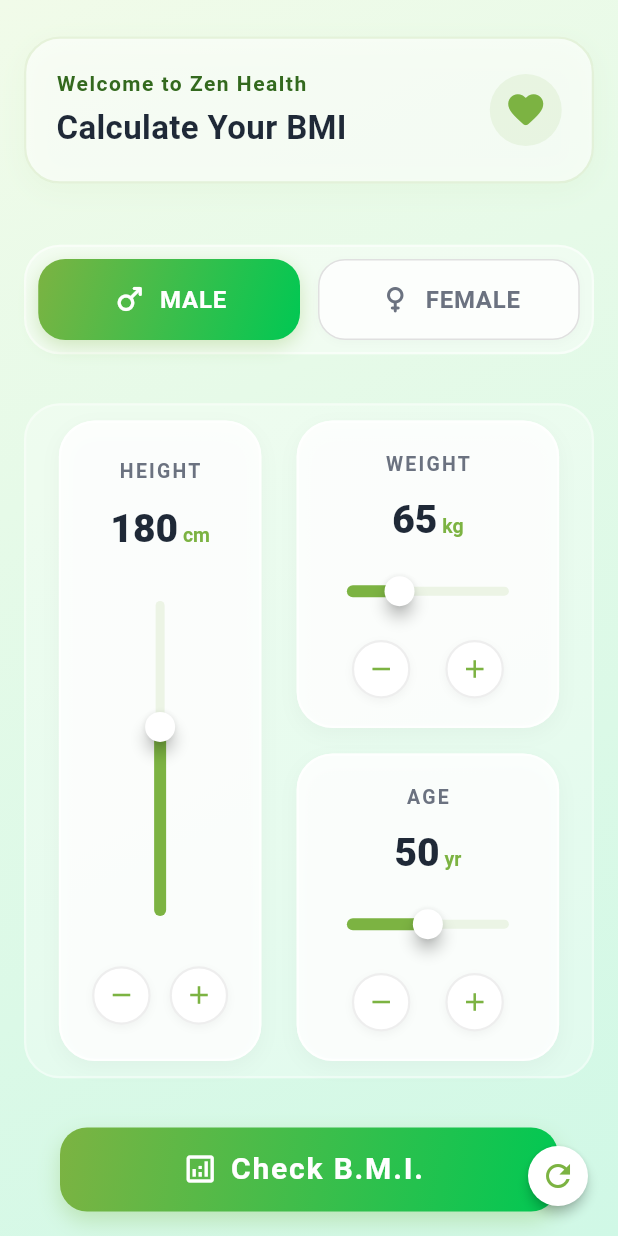
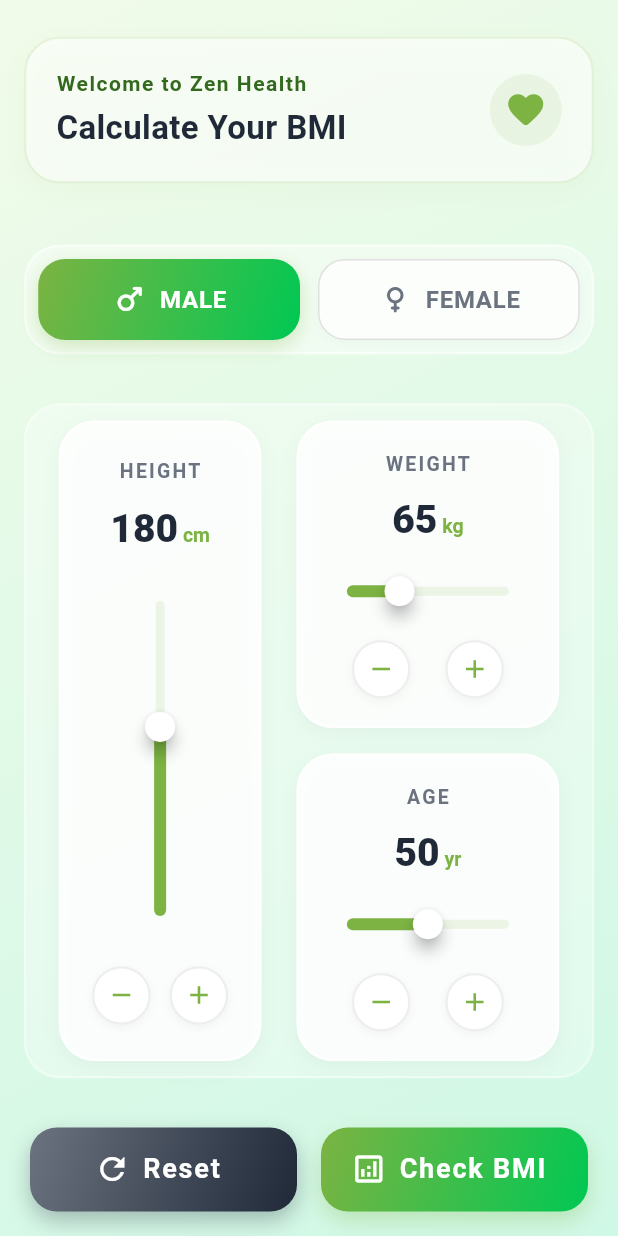
Before and after one commit to mrloknath/BMI-Calculator, a Flutter app: the screen it shows after launch, on a phone screen of 412 x 824 dp. Run offline on Flutter 3.47's test engine with Material 3 defaults, Android fonts, the phone set to English and light mode, and no system bars; our stand-ins replace cached_network_image; missing offline and left inert: animated_expandable_fab; network calls fail.

Commit message:
Add Reset button and refactor BMI action
Introduce a Reset button and refactor the single "Check B.M.I." control into a two-button row (Reset + Check BMI). Imported provider_age and provider_male_female, and the Reset button now resets providers to default values (height: 180, weight: 65, age: 50, male/female: "man"). Moved styling into containers for each button, adjusted gradients and sizes, changed the check label to "Check BMI", and removed the FloatingActionButton-based reset. These changes improve UX by providing an explicit reset action and cleaner button layout.

```diff
--- a/lib/screens/home.dart
+++ b/lib/screens/home.dart
@@ -4,6 +4,8 @@ import 'package:provider/provider.dart';
 import 'package:zen_health/constants/color_constants.dart';
 import '../provider/provider_height.dart';
 import '../provider/provider_weight.dart';
+import '../provider/provider_age.dart';
+import '../provider/provider_male_female.dart';
 import '../widget/age.dart';
 import '../widget/height.dart';
 import '../widget/male_female.dart';
@@ -153,11 +155,62 @@ class _HomeScreen extends State<HomeScreen>{
                 ),
               ),
 
-              // Check B.M.I. Button
-              Container(
+              // Reset and Check BMI Buttons
+              Padding(
+                padding: const EdgeInsets.symmetric(horizontal: 20.0),
+                child: Row(
+                  children: [
+                    // Reset Button
+                    Expanded(
+                      child: Container(
                         height: 56,
-                width: double.infinity,
-                margin: const EdgeInsets.symmetric(horizontal: 40),
+                        decoration: BoxDecoration(
+                          borderRadius: BorderRadius.circular(18),
+                          gradient: const LinearGradient(
+                            colors: [AppColors.textGrey, AppColors.textSlate],
+                            begin: Alignment.topLeft,
+                            end: Alignment.bottomRight,
+                          ),
+                          boxShadow: [
+                            BoxShadow(
+                              color: AppColors.textSlate.withOpacity(0.3),
+                              blurRadius: 12,
+                              offset: const Offset(0, 6),
+                            ),
+                          ],
+                        ),
+                        child: ElevatedButton.icon(
+                          onPressed: () {
+                            context.read<ProviderHeight>().changeHeight(180);
+                            context.read<ProviderWeight>().changeWeight(65);
+                            context.read<ProviderAge>().changeAge(50);
+                            context.read<ProviderMaleFemale>().changeMaleFemale("man");
+                          },
+                          style: ElevatedButton.styleFrom(
+                            backgroundColor: Colors.transparent,
+                            shadowColor: Colors.transparent,
+                            shape: RoundedRectangleBorder(
+                              borderRadius: BorderRadius.circular(18),
+                            ),
+                          ),
+                          icon: const Icon(Icons.refresh, color: Colors.white, size: 24),
+                          label: const Text(
+                            "Reset",
+                            style: TextStyle(
+                              fontSize: 18,
+                              color: Colors.white,
+                              fontWeight: FontWeight.bold,
+                              letterSpacing: 1.2,
+                            ),
+                          ),
+                        ),
+                      ),
+                    ),
+                    const SizedBox(width: 16),
+                    // Check BMI Button
+                    Expanded(
+                      child: Container(
+                        height: 56,
                         decoration: BoxDecoration(
                           borderRadius: BorderRadius.circular(18),
                           gradient: const LinearGradient(
@@ -191,9 +244,9 @@ class _HomeScreen extends State<HomeScreen>{
                           ),
                           icon: const Icon(Icons.analytics_outlined, color: Colors.white, size: 24),
                           label: const Text(
-                    "Check B.M.I.",
+                            "Check BMI",
                             style: TextStyle(
-                      fontSize: 20,
+                              fontSize: 18,
                               color: Colors.white,
                               fontWeight: FontWeight.bold,
                               letterSpacing: 1.2,
@@ -201,21 +254,14 @@ class _HomeScreen extends State<HomeScreen>{
                           ),
                         ),
                       ),
+                    ),
+                  ],
+                ),
+              ),
             ],
           ),
         ),
       ),
-      floatingActionButton: FloatingActionButton.small(
-        onPressed: () {
-          Navigator.of(context).pushReplacement(
-            MaterialPageRoute(builder: (context) => const HomeScreen()),
-          );
-        },
-        backgroundColor: Colors.white,
-        tooltip: 'Reset',
-        elevation: 3,
-        child: const Icon(Icons.refresh, color: primaryColor),
-      ),
     );
   }
 }
```
Lines whose indentation alone changed are shown as unchanged.
